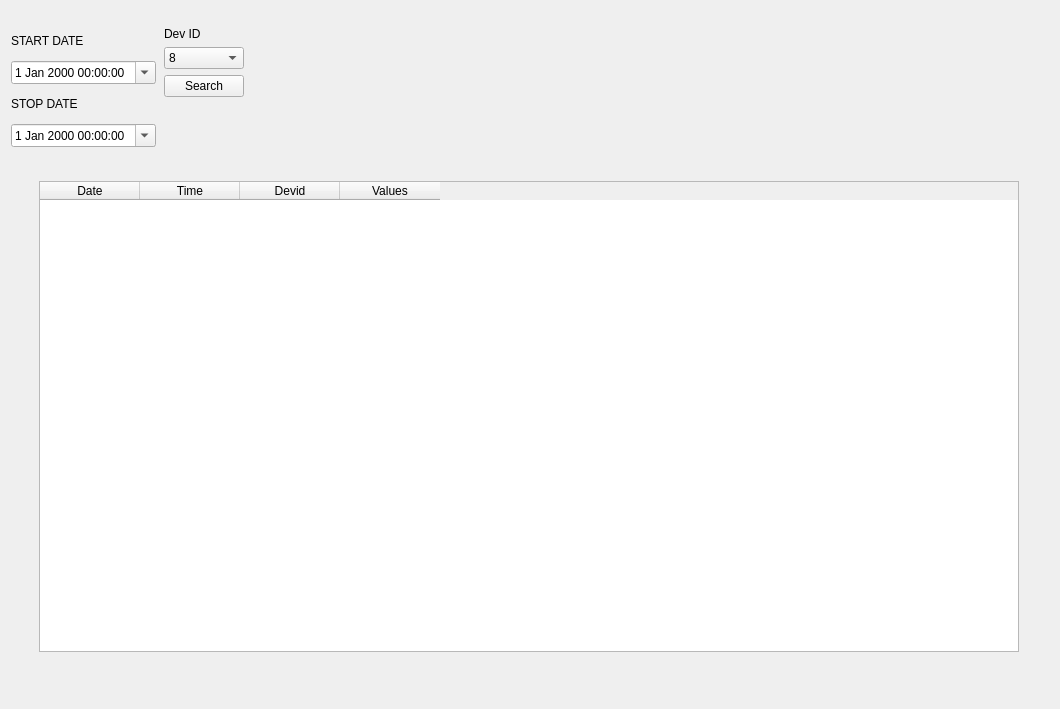
Old version of the form dataview.ui in the repository jibonaronno/Flowmeter.
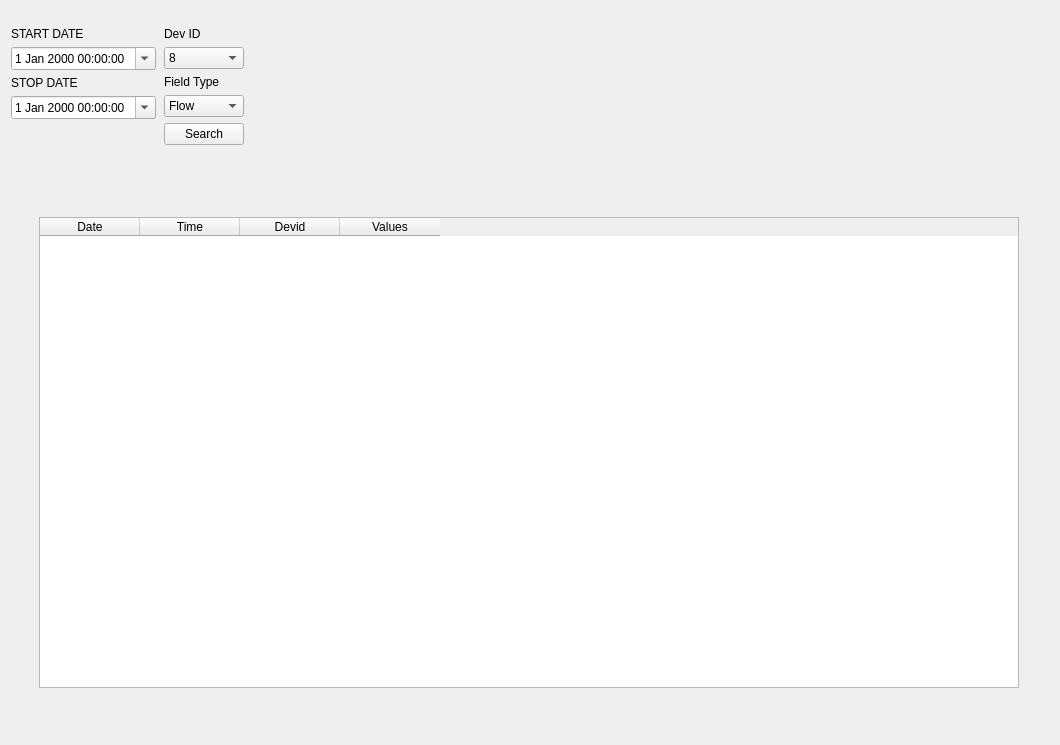
New version of the form.

What changed in the file:
```diff
--- a/dataview.ui
+++ b/dataview.ui
@@ -7,7 +7,7 @@
     <x>0</x>
     <y>0</y>
     <width>1060</width>
-    <height>709</height>
+    <height>745</height>
    </rect>
   </property>
   <property name="windowTitle">
@@ -72,6 +72,19 @@
            </property>
           </widget>
          </item>
+         <item>
+          <spacer name="verticalSpacer_2">
+           <property name="orientation">
+            <enum>Qt::Vertical</enum>
+           </property>
+           <property name="sizeHint" stdset="0">
+            <size>
+             <width>20</width>
+             <height>40</height>
+            </size>
+           </property>
+          </spacer>
+         </item>
         </layout>
        </item>
        <item>
@@ -108,6 +121,32 @@
            </item>
           </widget>
          </item>
+         <item>
+          <widget class="QLabel" name="label4">
+           <property name="text">
+            <string>Field Type</string>
+           </property>
+          </widget>
+         </item>
+         <item>
+          <widget class="QComboBox" name="cmbField">
+           <item>
+            <property name="text">
+             <string>Flow</string>
+            </property>
+           </item>
+           <item>
+            <property name="text">
+             <string>Total</string>
+            </property>
+           </item>
+           <item>
+            <property name="text">
+             <string>Percent</string>
+            </property>
+           </item>
+          </widget>
+         </item>
          <item>
           <widget class="QPushButton" name="btnQuery">
            <property name="layoutDirection">
```
